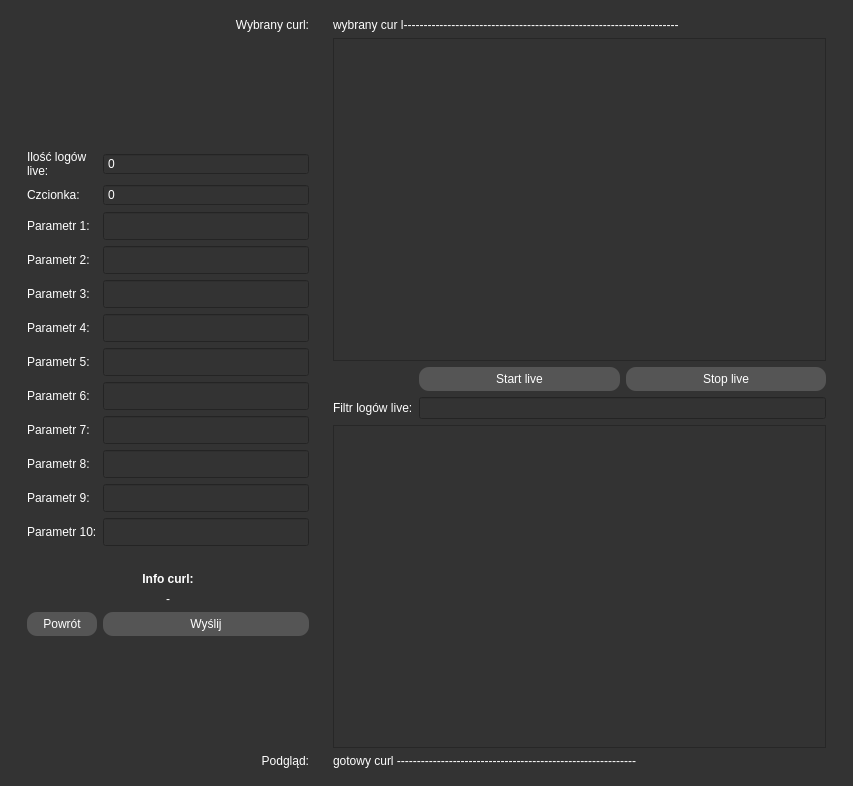
arekszatan/curlator, file untitled.ui: the form before one commit.
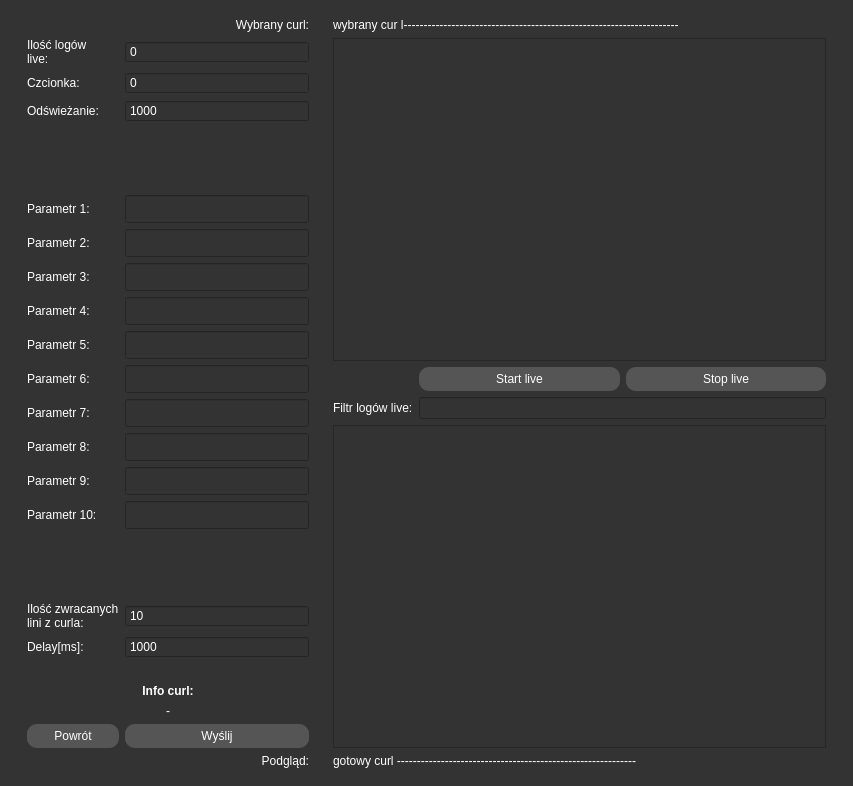
The form after the commit.

Diff of the .ui file:
```diff
--- a/untitled.ui
+++ b/untitled.ui
@@ -31,12 +31,6 @@
 	padding:5px;
 }
 
-QPushButton{
-	color:#fff;
-	background-color:#555555;
-	border-radius: 10px;
-}
-
 QPushButton::hover{
 	background-color:#111;
 }
@@ -180,54 +174,37 @@
            <property name="bottomMargin">
             <number>0</number>
            </property>
-           <item row="5" column="1">
-            <widget class="QLineEdit" name="p3">
-             <property name="text">
-              <string/>
+           <item row="4" column="0">
+            <spacer name="verticalSpacer">
+             <property name="orientation">
+              <enum>Qt::Vertical</enum>
              </property>
-            </widget>
-           </item>
-           <item row="6" column="1">
-            <widget class="QLineEdit" name="p4"/>
-           </item>
-           <item row="20" column="1" alignment="Qt::AlignBottom">
-            <widget class="QLabel" name="label_4">
-             <property name="sizePolicy">
-              <sizepolicy hsizetype="Preferred" vsizetype="Maximum">
-               <horstretch>0</horstretch>
-               <verstretch>0</verstretch>
-              </sizepolicy>
+             <property name="sizeType">
+              <enum>QSizePolicy::Expanding</enum>
              </property>
-             <property name="text">
-              <string>Podgląd:</string>
+             <property name="sizeHint" stdset="0">
+              <size>
+               <width>20</width>
+               <height>40</height>
+              </size>
              </property>
-             <property name="alignment">
-              <set>Qt::AlignRight|Qt::AlignTrailing|Qt::AlignVCenter</set>
-             </property>
-            </widget>
+            </spacer>
            </item>
-           <item row="3" column="0">
-            <widget class="QLabel" name="p1label">
+           <item row="13" column="0">
+            <widget class="QLabel" name="p9label">
              <property name="text">
-              <string>Parametr 1:</string>
+              <string>Parametr 9:</string>
              </property>
             </widget>
            </item>
            <item row="7" column="0">
-            <widget class="QLabel" name="p5label">
-             <property name="text">
-              <string>Parametr 5:</string>
-             </property>
-            </widget>
-           </item>
-           <item row="5" column="0">
             <widget class="QLabel" name="p3label">
              <property name="text">
               <string>Parametr 3:</string>
              </property>
             </widget>
            </item>
-           <item row="4" column="1">
+           <item row="6" column="1">
             <widget class="QLineEdit" name="p2"/>
            </item>
            <item row="0" column="1" alignment="Qt::AlignTop">
@@ -246,31 +223,21 @@
              </property>
             </widget>
            </item>
-           <item row="11" column="0">
-            <widget class="QLabel" name="p9label">
+           <item row="5" column="0">
+            <widget class="QLabel" name="p1label">
              <property name="text">
-              <string>Parametr 9:</string>
-             </property>
-            </widget>
-           </item>
-           <item row="10" column="0">
-            <widget class="QLabel" name="p8label">
-             <property name="text">
-              <string>Parametr 8:</string>
+              <string>Parametr 1:</string>
              </property>
             </widget>
            </item>
            <item row="9" column="0">
-            <widget class="QLabel" name="p7label">
+            <widget class="QLabel" name="p5label">
              <property name="text">
-              <string>Parametr 7:</string>
+              <string>Parametr 5:</string>
              </property>
             </widget>
            </item>
-           <item row="11" column="1">
-            <widget class="QLineEdit" name="p9"/>
-           </item>
-           <item row="15" column="0" colspan="2">
+           <item row="19" column="0" colspan="2">
             <widget class="QLabel" name="label_20">
              <property name="sizePolicy">
               <sizepolicy hsizetype="Preferred" vsizetype="Maximum">
@@ -299,7 +266,7 @@
              </property>
             </widget>
            </item>
-           <item row="16" column="0" colspan="2">
+           <item row="20" column="0" colspan="2">
             <widget class="QLabel" name="infoCurlLabel">
              <property name="sizePolicy">
               <sizepolicy hsizetype="Preferred" vsizetype="Maximum">
@@ -315,28 +282,59 @@
              </property>
             </widget>
            </item>
+           <item row="13" column="1">
+            <widget class="QLineEdit" name="p9"/>
+           </item>
+           <item row="11" column="0">
+            <widget class="QLabel" name="p7label">
+             <property name="text">
+              <string>Parametr 7:</string>
+             </property>
+            </widget>
+           </item>
            <item row="12" column="0">
-            <widget class="QLabel" name="p10label">
+            <widget class="QLabel" name="p8label">
              <property name="text">
-              <string>Parametr 10:</string>
+              <string>Parametr 8:</string>
              </property>
             </widget>
            </item>
-           <item row="12" column="1">
-            <widget class="QLineEdit" name="p10"/>
+           <item row="8" column="1">
+            <widget class="QLineEdit" name="p4"/>
            </item>
-           <item row="1" column="0">
-            <widget class="QLabel" name="label_6">
+           <item row="7" column="1">
+            <widget class="QLineEdit" name="p3">
              <property name="text">
-              <string>Ilość logów
-live:</string>
+              <string/>
              </property>
             </widget>
            </item>
-           <item row="2" column="0">
-            <widget class="QLabel" name="label_7">
+           <item row="24" column="1" alignment="Qt::AlignBottom">
+            <widget class="QLabel" name="label_4">
+             <property name="sizePolicy">
+              <sizepolicy hsizetype="Preferred" vsizetype="Maximum">
+               <horstretch>0</horstretch>
+               <verstretch>0</verstretch>
+              </sizepolicy>
+             </property>
              <property name="text">
-              <string>Czcionka:</string>
+              <string>Podgląd:</string>
+             </property>
+             <property name="alignment">
+              <set>Qt::AlignRight|Qt::AlignTrailing|Qt::AlignVCenter</set>
+             </property>
+            </widget>
+           </item>
+           <item row="2" column="1">
+            <widget class="QSpinBox" name="fontSize">
+             <property name="sizePolicy">
+              <sizepolicy hsizetype="Preferred" vsizetype="Maximum">
+               <horstretch>0</horstretch>
+               <verstretch>0</verstretch>
+              </sizepolicy>
+             </property>
+             <property name="buttonSymbols">
+              <enum>QAbstractSpinBox::NoButtons</enum>
              </property>
             </widget>
            </item>
@@ -362,69 +360,68 @@
              </property>
             </widget>
            </item>
-           <item row="2" column="1">
-            <widget class="QSpinBox" name="fontSize">
-             <property name="sizePolicy">
-              <sizepolicy hsizetype="Preferred" vsizetype="Maximum">
-               <horstretch>0</horstretch>
-               <verstretch>0</verstretch>
-              </sizepolicy>
-             </property>
-             <property name="buttonSymbols">
-              <enum>QAbstractSpinBox::NoButtons</enum>
-             </property>
-            </widget>
+           <item row="5" column="1">
+            <widget class="QLineEdit" name="p1"/>
            </item>
-           <item row="4" column="0">
+           <item row="6" column="0">
             <widget class="QLabel" name="p2label">
              <property name="text">
               <string>Parametr 2:</string>
              </property>
             </widget>
            </item>
-           <item row="8" column="0">
+           <item row="10" column="0">
             <widget class="QLabel" name="p6label">
              <property name="text">
               <string>Parametr 6:</string>
              </property>
             </widget>
            </item>
-           <item row="3" column="1">
-            <widget class="QLineEdit" name="p1"/>
-           </item>
-           <item row="6" column="0">
+           <item row="8" column="0">
             <widget class="QLabel" name="p4label">
              <property name="text">
               <string>Parametr 4:</string>
              </property>
             </widget>
            </item>
-           <item row="8" column="1">
-            <widget class="QLineEdit" name="p6"/>
+           <item row="1" column="0">
+            <widget class="QLabel" name="label_6">
+             <property name="text">
+              <string>Ilość logów
+live:</string>
+             </property>
+            </widget>
            </item>
-           <item row="7" column="1">
-            <widget class="QLineEdit" name="p5"/>
+           <item row="14" column="0">
+            <widget class="QLabel" name="p10label">
+             <property name="text">
+              <string>Parametr 10:</string>
+             </property>
+            </widget>
+           </item>
+           <item row="14" column="1">
+            <widget class="QLineEdit" name="p10"/>
+           </item>
+           <item row="2" column="0">
+            <widget class="QLabel" name="label_7">
+             <property name="text">
+              <string>Czcionka:</string>
+             </property>
+            </widget>
+           </item>
+           <item row="12" column="1">
+            <widget class="QLineEdit" name="p8"/>
            </item>
            <item row="9" column="1">
-            <widget class="QLineEdit" name="p7"/>
+            <widget class="QLineEdit" name="p5"/>
            </item>
            <item row="10" column="1">
-            <widget class="QLineEdit" name="p8"/>
+            <widget class="QLineEdit" name="p6"/>
            </item>
-           <item row="19" column="0">
-            <widget class="QPushButton" name="backPushButton">
-             <property name="sizePolicy">
-              <sizepolicy hsizetype="Preferred" vsizetype="Maximum">
-               <horstretch>0</horstretch>
-               <verstretch>0</verstretch>
-              </sizepolicy>
-             </property>
-             <property name="text">
-              <string>Powrót</string>
-             </property>
-            </widget>
+           <item row="11" column="1">
+            <widget class="QLineEdit" name="p7"/>
            </item>
-           <item row="19" column="1">
+           <item row="23" column="1">
             <widget class="QPushButton" name="sendPushButton">
              <property name="sizePolicy">
               <sizepolicy hsizetype="Preferred" vsizetype="Maximum">
@@ -437,6 +434,108 @@
              </property>
             </widget>
            </item>
+           <item row="23" column="0">
+            <widget class="QPushButton" name="backPushButton">
+             <property name="sizePolicy">
+              <sizepolicy hsizetype="Preferred" vsizetype="Maximum">
+               <horstretch>0</horstretch>
+               <verstretch>0</verstretch>
+              </sizepolicy>
+             </property>
+             <property name="text">
+              <string>Powrót</string>
+             </property>
+            </widget>
+           </item>
+           <item row="15" column="0">
+            <spacer name="verticalSpacer_2">
+             <property name="orientation">
+              <enum>Qt::Vertical</enum>
+             </property>
+             <property name="sizeHint" stdset="0">
+              <size>
+               <width>20</width>
+               <height>40</height>
+              </size>
+             </property>
+            </spacer>
+           </item>
+           <item row="16" column="0">
+            <widget class="QLabel" name="label_9">
+             <property name="text">
+              <string>Ilość zwracanych
+lini z curla:</string>
+             </property>
+            </widget>
+           </item>
+           <item row="16" column="1">
+            <widget class="QSpinBox" name="countLineForCurl">
+             <property name="buttonSymbols">
+              <enum>QAbstractSpinBox::NoButtons</enum>
+             </property>
+             <property name="value">
+              <number>10</number>
+             </property>
+            </widget>
+           </item>
+           <item row="3" column="0">
+            <widget class="QLabel" name="label_5">
+             <property name="styleSheet">
+              <string notr="true">spacing-bottom:20px;</string>
+             </property>
+             <property name="text">
+              <string>Odświeżanie:</string>
+             </property>
+            </widget>
+           </item>
+           <item row="3" column="1">
+            <widget class="QSpinBox" name="timerPHSLive">
+             <property name="styleSheet">
+              <string notr="true"/>
+             </property>
+             <property name="buttonSymbols">
+              <enum>QAbstractSpinBox::NoButtons</enum>
+             </property>
+             <property name="minimum">
+              <number>100</number>
+             </property>
+             <property name="maximum">
+              <number>2000</number>
+             </property>
+             <property name="singleStep">
+              <number>100</number>
+             </property>
+             <property name="value">
+              <number>1000</number>
+             </property>
+            </widget>
+           </item>
+           <item row="17" column="0">
+            <widget class="QLabel" name="label_10">
+             <property name="text">
+              <string>Delay[ms]:</string>
+             </property>
+            </widget>
+           </item>
+           <item row="17" column="1">
+            <widget class="QSpinBox" name="delayForCurlResponse">
+             <property name="buttonSymbols">
+              <enum>QAbstractSpinBox::NoButtons</enum>
+             </property>
+             <property name="minimum">
+              <number>100</number>
+             </property>
+             <property name="maximum">
+              <number>5000</number>
+             </property>
+             <property name="singleStep">
+              <number>100</number>
+             </property>
+             <property name="value">
+              <number>1000</number>
+             </property>
+            </widget>
+           </item>
           </layout>
          </widget>
         </item>
```
